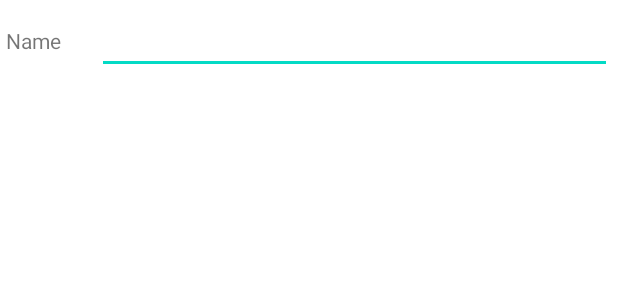
After one commit to p-i-g/AndroidVirtualInput, an Android app: the layout dialog_row.xml on its own in the app's theme, with its tools: preview values and no code run, on a phone screen of 412 x 824 dp. The commit adds this screen. Shown: the top 300 px of the screen. Run offline under Robolectric (Android 15) with nearby library versions, the phone set to English and light mode, and no system bars.

Commit message:
dialog should be done (not tested)

```diff
--- /dev/null
+++ b/app/src/main/res/layout/dialog_row.xml
@@ -0,0 +1,27 @@
+<?xml version="1.0" encoding="utf-8"?>
+<androidx.constraintlayout.widget.ConstraintLayout xmlns:android="http://schemas.android.com/apk/res/android"
+    xmlns:app="http://schemas.android.com/apk/res-auto"
+    android:layout_width="match_parent"
+    android:layout_height="wrap_content">
+
+    <TextView
+        android:id="@+id/textView"
+        android:layout_width="wrap_content"
+        android:layout_height="wrap_content"
+        android:layout_marginStart="4dp"
+        android:text="Name"
+        app:layout_constraintBottom_toBottomOf="@+id/editText"
+        app:layout_constraintStart_toStartOf="parent"
+        app:layout_constraintTop_toTopOf="@+id/editText" />
+
+    <AutoCompleteTextView
+        android:id="@+id/editText"
+        android:layout_width="0dp"
+        android:layout_height="wrap_content"
+        android:layout_marginStart="24dp"
+        android:layout_marginTop="4dp"
+        android:layout_marginEnd="4dp"
+        app:layout_constraintEnd_toEndOf="parent"
+        app:layout_constraintStart_toEndOf="@+id/textView"
+        app:layout_constraintTop_toTopOf="parent" />
+</androidx.constraintlayout.widget.ConstraintLayout>
--- a/app/src/main/res/values/strings.xml
+++ b/app/src/main/res/values/strings.xml
@@ -7,4 +7,5 @@
     <string name="enter_port_number">Enter Port Number</string>
     <string name="enter_ip_address">Enter IP Address</string>
     <string name="connect">Connect</string>
+    <string name="key">"Key %d"</string>
 </resources>
```
Also changed, not shown: app/src/main/java/com/example/androidvirtualinput/macro/EditButtonDialog.java (+75 -2 lines), app/src/main/res/layout/dialog_layout.xml (added, +39 -0 lines).
